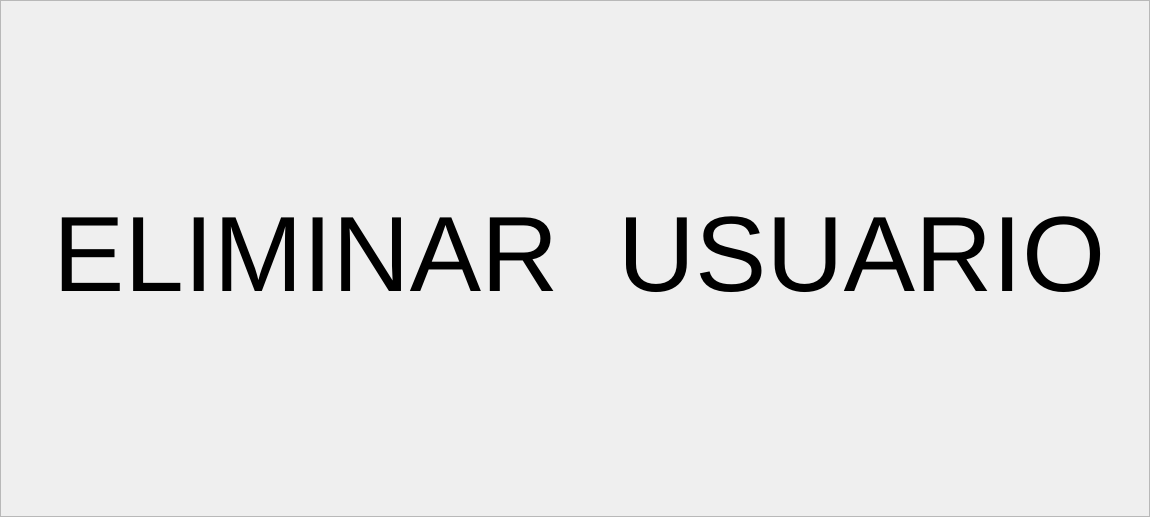
The window that DB/eliminarUsuario.ui (juanMartinAlvarez/STP_DB) describes before a commit, drawn with Qt 5.
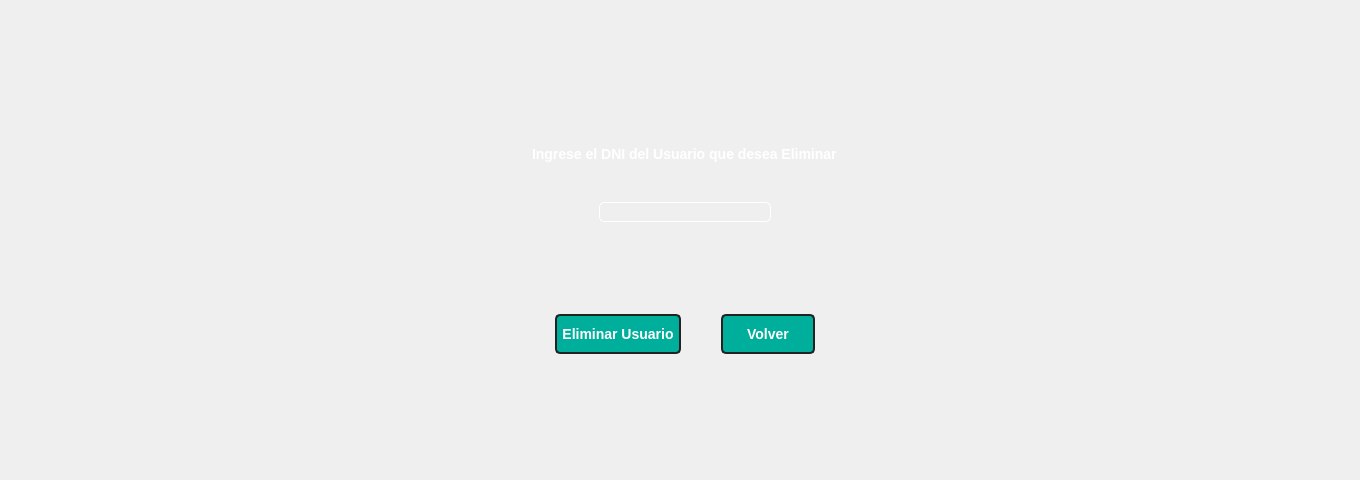
The same window after the commit.

Commit message: update DB Ui's

What changed in the file:
```diff
--- a/DB/eliminarUsuario.ui
+++ b/DB/eliminarUsuario.ui
@@ -1,39 +1,67 @@
 <?xml version="1.0" encoding="UTF-8"?>
 <ui version="4.0">
- <class>Form</class>
- <widget class="QWidget" name="Form">
+ <class>User_UI</class>
+ <widget class="QWidget" name="User_UI">
   <property name="geometry">
    <rect>
     <x>0</x>
     <y>0</y>
-    <width>1150</width>
-    <height>517</height>
+    <width>1360</width>
+    <height>480</height>
    </rect>
   </property>
+  <property name="sizePolicy">
+   <sizepolicy hsizetype="Preferred" vsizetype="Preferred">
+    <horstretch>0</horstretch>
+    <verstretch>0</verstretch>
+   </sizepolicy>
+  </property>
   <property name="windowTitle">
    <string>Form</string>
   </property>
-  <layout class="QHBoxLayout" name="horizontalLayout">
+  <property name="styleSheet">
+   <string notr="true">/*background-color: rgb(0, 0, 0);*/</string>
+  </property>
+  <layout class="QHBoxLayout" name="horizontalLayout_3">
    <property name="leftMargin">
-    <number>0</number>
+    <number>9</number>
    </property>
    <property name="topMargin">
     <number>0</number>
    </property>
    <property name="rightMargin">
-    <number>0</number>
+    <number>9</number>
    </property>
    <property name="bottomMargin">
     <number>0</number>
    </property>
    <item>
-    <widget class="QFrame" name="screen">
+    <spacer name="horizontalSpacer">
+     <property name="orientation">
+      <enum>Qt::Horizontal</enum>
+     </property>
+     <property name="sizeHint" stdset="0">
+      <size>
+       <width>40</width>
+       <height>20</height>
+      </size>
+     </property>
+    </spacer>
+   </item>
+   <item>
+    <widget class="QFrame" name="Body">
      <property name="sizePolicy">
-      <sizepolicy hsizetype="Expanding" vsizetype="Expanding">
+      <sizepolicy hsizetype="Fixed" vsizetype="Fixed">
        <horstretch>0</horstretch>
        <verstretch>0</verstretch>
       </sizepolicy>
      </property>
+     <property name="styleSheet">
+      <string notr="true">background-color: transparent;
+color: rgb(255, 255, 255);
+font: bold 14px;
+</string>
+     </property>
      <property name="frameShape">
       <enum>QFrame::StyledPanel</enum>
      </property>
@@ -41,27 +69,266 @@
       <enum>QFrame::Raised</enum>
      </property>
      <layout class="QVBoxLayout" name="verticalLayout">
+      <property name="spacing">
+       <number>80</number>
+      </property>
       <property name="topMargin">
-       <number>0</number>
+       <number>20</number>
       </property>
       <property name="rightMargin">
        <number>0</number>
       </property>
+      <property name="bottomMargin">
+       <number>0</number>
+      </property>
+      <item>
+       <widget class="QFrame" name="Search">
+        <property name="sizePolicy">
+         <sizepolicy hsizetype="Fixed" vsizetype="Fixed">
+          <horstretch>0</horstretch>
+          <verstretch>0</verstretch>
+         </sizepolicy>
+        </property>
+        <property name="frameShape">
+         <enum>QFrame::StyledPanel</enum>
+        </property>
+        <property name="frameShadow">
+         <enum>QFrame::Raised</enum>
+        </property>
+        <layout class="QVBoxLayout" name="verticalLayout_2">
+         <property name="spacing">
+          <number>40</number>
+         </property>
+         <property name="leftMargin">
+          <number>0</number>
+         </property>
+         <property name="topMargin">
+          <number>0</number>
+         </property>
+         <property name="rightMargin">
+          <number>0</number>
+         </property>
+         <property name="bottomMargin">
+          <number>0</number>
+         </property>
+         <item alignment="Qt::AlignHCenter">
+          <widget class="QLabel" name="lbl_DNI">
+           <property name="sizePolicy">
+            <sizepolicy hsizetype="Preferred" vsizetype="Fixed">
+             <horstretch>0</horstretch>
+             <verstretch>0</verstretch>
+            </sizepolicy>
+           </property>
+           <property name="text">
+            <string>Ingrese el DNI del Usuario que desea Eliminar</string>
+           </property>
+          </widget>
+         </item>
+         <item alignment="Qt::AlignHCenter">
+          <widget class="QLineEdit" name="qle_DNI">
+           <property name="sizePolicy">
+            <sizepolicy hsizetype="Fixed" vsizetype="Fixed">
+             <horstretch>0</horstretch>
+             <verstretch>0</verstretch>
+            </sizepolicy>
+           </property>
+           <property name="minimumSize">
+            <size>
+             <width>172</width>
+             <height>0</height>
+            </size>
+           </property>
+           <property name="maximumSize">
+            <size>
+             <width>200</width>
+             <height>16777215</height>
+            </size>
+           </property>
+           <property name="styleSheet">
+            <string notr="true">border-style: outset;
+border-width: 1px;
+border-radius: 5px;
+border-color: rgb(255, 255, 255);
+font: bold 14px;
+min-width: 10em;</string>
+           </property>
+           <property name="alignment">
+            <set>Qt::AlignCenter</set>
+           </property>
+          </widget>
+         </item>
+        </layout>
+       </widget>
+      </item>
       <item alignment="Qt::AlignHCenter">
-       <widget class="QLabel" name="label">
-        <property name="font">
-         <font>
-          <pointsize>80</pointsize>
-         </font>
+       <widget class="QFrame" name="buttons">
+        <property name="sizePolicy">
+         <sizepolicy hsizetype="Fixed" vsizetype="Fixed">
+          <horstretch>0</horstretch>
+          <verstretch>0</verstretch>
+         </sizepolicy>
         </property>
-        <property name="text">
-         <string>ELIMINAR  USUARIO</string>
+        <property name="frameShape">
+         <enum>QFrame::StyledPanel</enum>
         </property>
+        <property name="frameShadow">
+         <enum>QFrame::Raised</enum>
+        </property>
+        <layout class="QHBoxLayout" name="horizontalLayout" stretch="0,0">
+         <property name="spacing">
+          <number>40</number>
+         </property>
+         <property name="leftMargin">
+          <number>0</number>
+         </property>
+         <property name="topMargin">
+          <number>10</number>
+         </property>
+         <property name="rightMargin">
+          <number>0</number>
+         </property>
+         <property name="bottomMargin">
+          <number>0</number>
+         </property>
+         <item>
+          <widget class="QPushButton" name="btn_eliminar">
+           <property name="sizePolicy">
+            <sizepolicy hsizetype="Fixed" vsizetype="Fixed">
+             <horstretch>0</horstretch>
+             <verstretch>0</verstretch>
+            </sizepolicy>
+           </property>
+           <property name="minimumSize">
+            <size>
+             <width>94</width>
+             <height>40</height>
+            </size>
+           </property>
+           <property name="styleSheet">
+            <string notr="true">/*-QPushButton-*/
+
+QPushButton{
+	background-color: #00af9b;
+	color: #fff;
+	min-width: 80px;
+	border: 2px solid #222;
+	border-radius: 5px;
+	padding: 5px;
+}
+
+QPushButton::flat{
+	background-color: transparent;
+	border: none;
+	color: #000;
+}
+
+QPushButton::disabled{
+	background-color: #222;
+	color: #959595;
+	border-color: #000;
+}
+
+QPushButton::hover{
+	background-color:#006a9b;
+	border-color: #46a2da;
+	border-style: ridge;
+}
+
+QPushButton::pressed{
+	background-color:  #2385b4;
+	border: 1px solid #46a2da;
+}
+
+QPushButton::checked{
+	background-color:#006a9b; 
+	border-color: #46a2da;
+	border-style: ridge;
+}</string>
+           </property>
+           <property name="text">
+            <string>Eliminar Usuario</string>
+           </property>
+          </widget>
+         </item>
+         <item>
+          <widget class="QPushButton" name="btn_volver">
+           <property name="sizePolicy">
+            <sizepolicy hsizetype="Fixed" vsizetype="Fixed">
+             <horstretch>0</horstretch>
+             <verstretch>0</verstretch>
+            </sizepolicy>
+           </property>
+           <property name="minimumSize">
+            <size>
+             <width>94</width>
+             <height>40</height>
+            </size>
+           </property>
+           <property name="styleSheet">
+            <string notr="true">/*-QPushButton-*/
+
+QPushButton{
+	background-color: #00af9b;
+	color: #fff;
+	min-width: 80px;
+	border: 2px solid #222;
+	border-radius: 5px;
+	padding: 5px;
+}
+
+QPushButton::flat{
+	background-color: transparent;
+	border: none;
+	color: #000;
+}
+
+QPushButton::disabled{
+	background-color: #222;
+	color: #959595;
+	border-color: #000;
+}
+
+QPushButton::hover{
+	background-color:#006a9b;
+	border-color: #46a2da;
+	border-style: ridge;
+}
+
+QPushButton::pressed{
+	background-color:  #2385b4;
+	border: 1px solid #46a2da;
+}
+
+QPushButton::checked{
+	background-color:#006a9b; 
+	border-color: #46a2da;
+	border-style: ridge;
+}</string>
+           </property>
+           <property name="text">
+            <string>Volver</string>
+           </property>
+          </widget>
+         </item>
+        </layout>
        </widget>
       </item>
      </layout>
     </widget>
    </item>
+   <item>
+    <spacer name="horizontalSpacer_2">
+     <property name="orientation">
+      <enum>Qt::Horizontal</enum>
+     </property>
+     <property name="sizeHint" stdset="0">
+      <size>
+       <width>40</width>
+       <height>20</height>
+      </size>
+     </property>
+    </spacer>
+   </item>
   </layout>
  </widget>
  <resources>
```
The commit also changes 5 other files.
